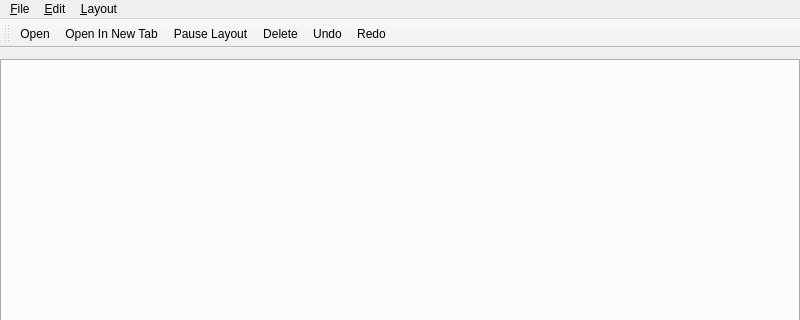
Qt form source/mainwindow.ui (graphia-app/graphia) before a commit; both pictures show x 0 to 800 and y 0 to 320 of the 800 by 600 pixel window.
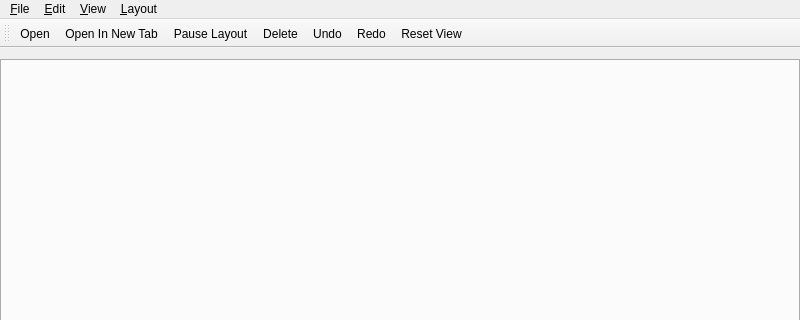
The same form after that commit. Icons and pictures are not drawn.

```diff
--- a/source/mainwindow.ui
+++ b/source/mainwindow.ui
@@ -94,8 +94,15 @@
     <addaction name="actionSelect_None"/>
     <addaction name="actionInvert_Selection"/>
    </widget>
+   <widget class="QMenu" name="menu_View">
+    <property name="title">
+     <string>&amp;View</string>
+    </property>
+    <addaction name="actionReset_View"/>
+   </widget>
    <addaction name="menuFile"/>
    <addaction name="menu_Edit"/>
+   <addaction name="menu_View"/>
    <addaction name="menuLayout"/>
   </widget>
   <widget class="QToolBar" name="mainToolBar">
@@ -111,6 +118,7 @@
    <addaction name="actionDelete"/>
    <addaction name="actionUndo"/>
    <addaction name="actionRedo"/>
+   <addaction name="actionReset_View"/>
   </widget>
   <widget class="QStatusBar" name="statusBar"/>
   <action name="actionOpen">
@@ -228,6 +236,17 @@
     <string>Del</string>
    </property>
   </action>
+  <action name="actionReset_View">
+   <property name="icon">
+    <iconset theme="zoom-fit-best"/>
+   </property>
+   <property name="text">
+    <string>Reset View</string>
+   </property>
+   <property name="shortcut">
+    <string>Ctrl+R</string>
+   </property>
+  </action>
  </widget>
  <layoutdefault spacing="6" margin="11"/>
  <resources/>
```
